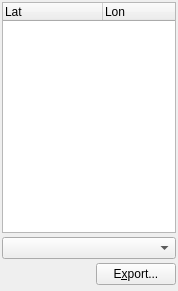
Qt form src/qt-widgets/DigitisationWidgetUi.ui (GPlates/GPlates) before a commit.
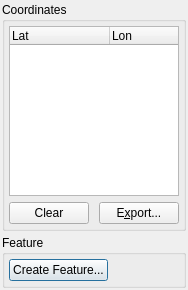
The same form after that commit.

Commit message: Replaced source:/gplates/trunk using source:/gplates/branches/digitisation-2008-feb-27#3463 incorporating log:/gplates/branches/digitisation-2008-feb-27#3361:3463 ([log:/gplates/trunk#3461:3463 No changes on trunk] since last update from trunk).

The edit to the form file:
```diff
--- a/src/qt-widgets/DigitisationWidgetUi.ui
+++ b/src/qt-widgets/DigitisationWidgetUi.ui
@@ -5,8 +5,8 @@
    <rect>
     <x>0</x>
     <y>0</y>
-    <width>178</width>
-    <height>291</height>
+    <width>188</width>
+    <height>290</height>
    </rect>
   </property>
   <property name="windowTitle" >
@@ -29,6 +29,27 @@
     <number>2</number>
    </property>
    <item>
+    <widget class="QGroupBox" name="groupbox_coordinates" >
+     <property name="title" >
+      <string>Coordinates</string>
+     </property>
+     <property name="flat" >
+      <bool>true</bool>
+     </property>
+     <layout class="QVBoxLayout" >
+      <property name="leftMargin" >
+       <number>4</number>
+      </property>
+      <property name="topMargin" >
+       <number>4</number>
+      </property>
+      <property name="rightMargin" >
+       <number>4</number>
+      </property>
+      <property name="bottomMargin" >
+       <number>4</number>
+      </property>
+      <item>
     <widget class="QTreeWidget" name="treewidget_coordinates" >
      <property name="horizontalScrollBarPolicy" >
       <enum>Qt::ScrollBarAlwaysOff</enum>
@@ -57,11 +78,21 @@
      </column>
     </widget>
    </item>
-   <item>
-    <widget class="QComboBox" name="combobox_geometry_type" />
-   </item>
    <item>
     <layout class="QHBoxLayout" >
+        <item>
+         <widget class="QPushButton" name="button_clear_coordinates" >
+          <property name="toolTip" >
+           <string>Clear the table of points  Ctrl-K</string>
+          </property>
+          <property name="text" >
+           <string>Clear</string>
+          </property>
+          <property name="shortcut" >
+           <string>Ctrl+K</string>
+          </property>
+         </widget>
+        </item>
      <item>
       <spacer>
        <property name="orientation" >
@@ -69,7 +100,7 @@
        </property>
        <property name="sizeHint" >
         <size>
-         <width>40</width>
+            <width>41</width>
          <height>20</height>
         </size>
        </property>
@@ -84,11 +115,64 @@
      </item>
     </layout>
    </item>
+     </layout>
+    </widget>
+   </item>
    <item>
-    <widget class="QDialogButtonBox" name="buttonbox_create" >
-     <property name="standardButtons" >
-      <set>QDialogButtonBox::NoButton</set>
+    <widget class="QGroupBox" name="groupBox" >
+     <property name="title" >
+      <string>Feature</string>
      </property>
+     <property name="flat" >
+      <bool>true</bool>
+     </property>
+     <layout class="QVBoxLayout" >
+      <property name="leftMargin" >
+       <number>4</number>
+      </property>
+      <property name="topMargin" >
+       <number>4</number>
+      </property>
+      <property name="rightMargin" >
+       <number>4</number>
+      </property>
+      <property name="bottomMargin" >
+       <number>4</number>
+      </property>
+      <item>
+       <layout class="QHBoxLayout" >
+        <item>
+         <widget class="QPushButton" name="button_create_feature" >
+          <property name="toolTip" >
+           <string>Create a new feature from the geometry</string>
+          </property>
+          <property name="text" >
+           <string>Create Feature...</string>
+          </property>
+          <property name="autoDefault" >
+           <bool>true</bool>
+          </property>
+          <property name="default" >
+           <bool>true</bool>
+          </property>
+         </widget>
+        </item>
+        <item>
+         <spacer>
+          <property name="orientation" >
+           <enum>Qt::Horizontal</enum>
+          </property>
+          <property name="sizeHint" >
+           <size>
+            <width>51</width>
+            <height>20</height>
+           </size>
+          </property>
+         </spacer>
+        </item>
+       </layout>
+      </item>
+     </layout>
     </widget>
    </item>
   </layout>
```
Left out of the diff: 3 changed lines with no effect on the pictures. Lines whose indentation alone changed are shown as unchanged. The commit also changes 44 other files.
